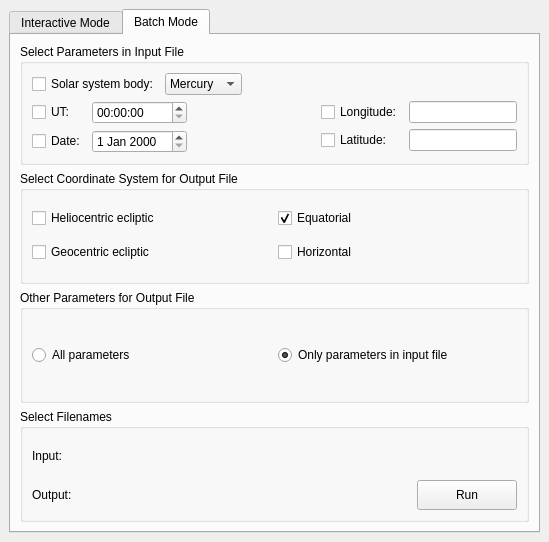
Qt form kstars/tools/modcalcplanets.ui (KDE/kstars) before a commit.
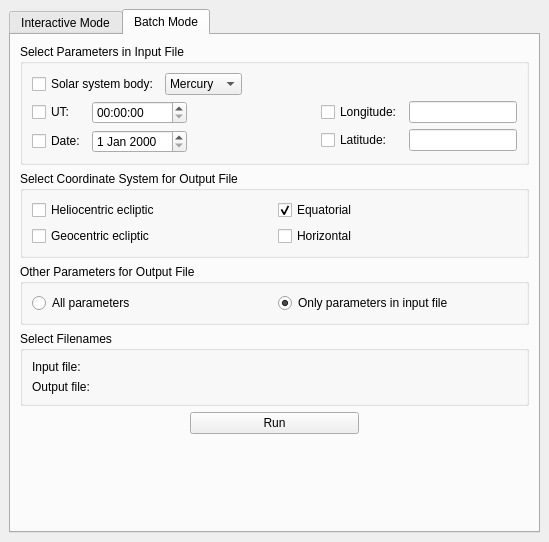
The same form after that commit. The open tabs and pages were chosen to show the change. Custom widgets are drawn as their Qt base class.

Commit message: Changes to the Calculator for consistency in the Batch Mode UI for Solar System->Planets Coordinates, Coordinate Converters->Apparent Coordinates, Coordinate Converters->Horizontal Coordinates, Coordinate Converters->Angular Distance, and Coordinate Converters->LSR Velocity.

Diff of the .ui file:
```diff
--- a/kstars/tools/modcalcplanets.ui
+++ b/kstars/tools/modcalcplanets.ui
@@ -716,8 +716,12 @@
           <property name="spacing">
            <number>6</number>
           </property>
-          <item row="1" column="1">
-           <widget class="KUrlRequester" name="OutputFileBoxBatch"/>
+          <item row="0" column="0">
+           <widget class="QLabel" name="label_15">
+            <property name="text">
+             <string>Input file:</string>
+            </property>
+           </widget>
           </item>
           <item row="0" column="1">
            <widget class="KUrlRequester" name="InputFileBoxBatch"/>
@@ -725,18 +729,32 @@
           <item row="1" column="0">
            <widget class="QLabel" name="label_16">
             <property name="text">
-             <string>Output:</string>
+             <string>Output file:</string>
             </property>
            </widget>
           </item>
-          <item row="0" column="0">
-           <widget class="QLabel" name="label_15">
-            <property name="text">
-             <string>Input:</string>
-            </property>
-           </widget>
-          </item>
-          <item row="1" column="2">
+          <item row="1" column="1">
+           <widget class="KUrlRequester" name="OutputFileBoxBatch"/>
+          </item>
+         </layout>
+        </widget>
+       </item>
+       <item>
+        <layout class="QHBoxLayout" name="horizontalLayout_4">
+         <item>
+          <spacer name="horizontalSpacer">
+           <property name="orientation">
+            <enum>Qt::Horizontal</enum>
+           </property>
+           <property name="sizeHint" stdset="0">
+            <size>
+             <width>151</width>
+             <height>21</height>
+            </size>
+           </property>
+          </spacer>
+         </item>
+         <item>
            <widget class="KPushButton" name="RunButtonBatch">
             <property name="sizePolicy">
              <sizepolicy hsizetype="Expanding" vsizetype="Preferred">
@@ -744,19 +762,38 @@
               <verstretch>0</verstretch>
              </sizepolicy>
             </property>
-            <property name="maximumSize">
-             <size>
-              <width>100</width>
-              <height>30</height>
-             </size>
-            </property>
             <property name="text">
              <string>Run</string>
             </property>
            </widget>
           </item>
-         </layout>
-        </widget>
+         <item>
+          <spacer name="horizontalSpacer_2">
+           <property name="orientation">
+            <enum>Qt::Horizontal</enum>
+           </property>
+           <property name="sizeHint" stdset="0">
+            <size>
+             <width>131</width>
+             <height>21</height>
+            </size>
+           </property>
+          </spacer>
+         </item>
+        </layout>
+       </item>
+       <item>
+        <spacer name="verticalSpacer">
+         <property name="orientation">
+          <enum>Qt::Vertical</enum>
+         </property>
+         <property name="sizeHint" stdset="0">
+          <size>
+           <width>20</width>
+           <height>40</height>
+          </size>
+         </property>
+        </spacer>
        </item>
       </layout>
      </widget>
```
Lines whose indentation alone changed are shown as unchanged. The commit also changes 10 other files.
